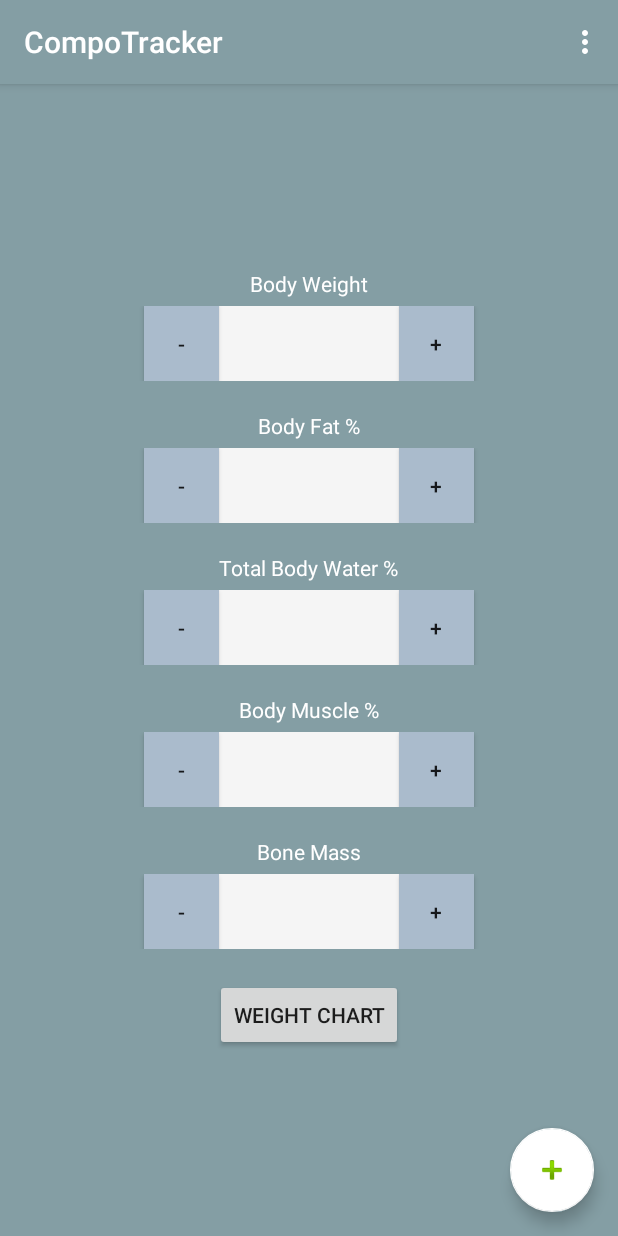
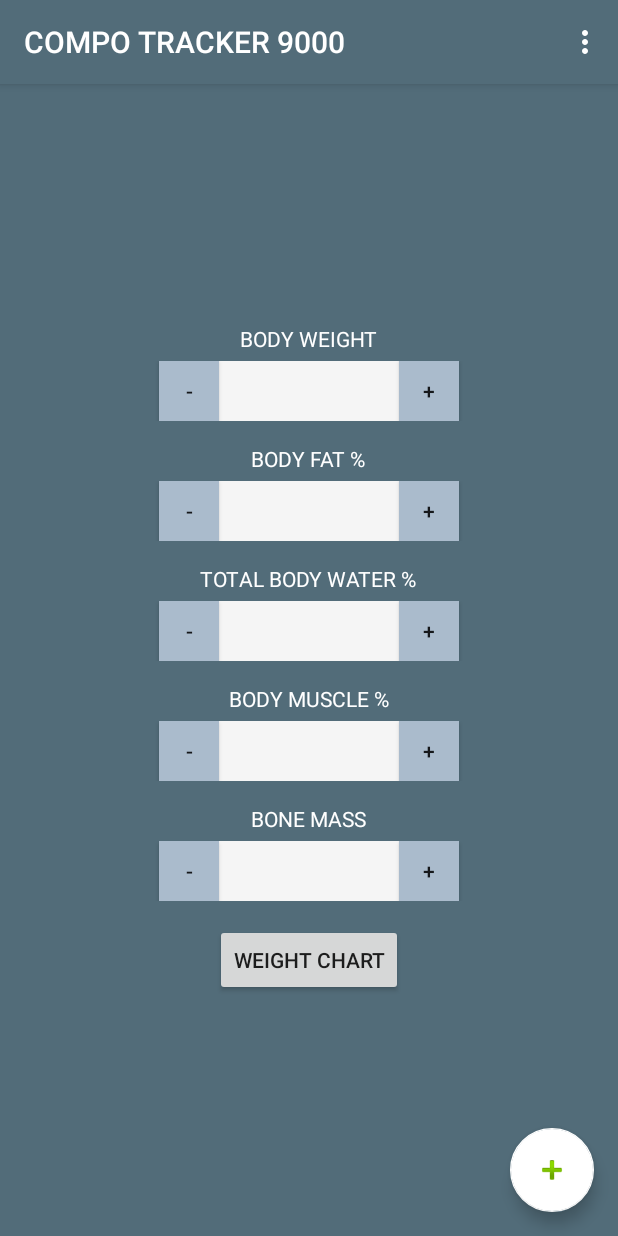
Before and after one commit to rhartvik/CompoTracker, an Android app: the screen it shows after launch (MainActivity), on a phone screen of 412 x 824 dp. Run offline under Robolectric (Android 15) with nearby library versions, the phone set to English and light mode, and no system bars.

Commit message:
Forced portrait orientation on may page. Changed font color. Changed font size. Adjusted editText height Changed background color.

```diff
--- a/app/src/main/AndroidManifest.xml
+++ b/app/src/main/AndroidManifest.xml
@@ -11,7 +11,8 @@
         <activity
             android:name=".Activities.MainActivity"
             android:label="@string/app_name"
-            android:theme="@style/AppTheme.NoActionBar">
+            android:theme="@style/AppTheme.NoActionBar"
+            android:screenOrientation="portrait">
             <intent-filter>
                 <action android:name="android.intent.action.MAIN" />
 
--- a/app/src/main/res/layout/number_picker.xml
+++ b/app/src/main/res/layout/number_picker.xml
@@ -2,7 +2,7 @@
 
 <LinearLayout xmlns:android="http://schemas.android.com/apk/res/android"
     android:layout_width="match_parent"
-    android:layout_height="wrap_content"
+    android:layout_height="@dimen/number_picker_height"
     android:gravity="center_horizontal">
 
     <Button
@@ -22,7 +22,9 @@
         android:id="@+id/number_picker_field"
         android:background="@color/material_grey_100"
         android:layout_gravity="center_horizontal"
-        android:gravity="center_horizontal|center_vertical"/>
+        android:gravity="center_horizontal|center_vertical"
+        android:textSize="@dimen/input_field_text_size"
+        android:textColor="@color/textcolor"/>
 
     <Button
         android:layout_width="@dimen/number_picker_width"
--- a/app/src/main/res/values/colors.xml
+++ b/app/src/main/res/values/colors.xml
@@ -1,7 +1,7 @@
 <?xml version="1.0" encoding="utf-8"?>
 <resources>
-    <color name="colorPrimary">#849ea4</color>
-    <color name="colorPrimaryDark">#303F9F</color>
+    <color name="colorPrimary">#526c79</color>
+    <color name="colorPrimaryDark">#526c79</color>
     <color name="colorAccent">#FF4081</color>
     <color name="colorTotal">#996633</color>
     <color name="colorFat">#ffaa00</color>
@@ -10,4 +10,5 @@
     <color name="colorBone">#e6e6ff</color>
     <color name="white">#FFFFFF</color>
     <color name="buttoncolour">#aabbcc</color>
+    <color name="textcolor">#48535e</color>
 </resources>
--- a/app/src/main/res/values/dimens.xml
+++ b/app/src/main/res/values/dimens.xml
@@ -4,8 +4,9 @@
     <dimen name="activity_vertical_margin">16dp</dimen>
     <dimen name="fab_margin">16dp</dimen>
     <dimen name="under_input_title_margin">5dp</dimen>
-    <dimen name="under_input_field_margin">20dp</dimen>
-    <dimen name="number_picker_height">50dp</dimen>
-    <dimen name="number_picker_width">50dp</dimen>
+    <dimen name="under_input_field_margin">15dp</dimen>
+    <dimen name="number_picker_height">40dp</dimen>
+    <dimen name="number_picker_width">40dp</dimen>
+    <dimen name="input_field_text_size">25sp</dimen>
 
 </resources>
--- a/app/src/main/res/values/strings.xml
+++ b/app/src/main/res/values/strings.xml
@@ -1,27 +1,27 @@
 <resources>
-    <string name="app_name">CompoTracker</string>
+    <string name="app_name">COMPO TRACKER 9000</string>
     <string name="action_settings">Settings</string>
     <string name="plus_symbol">+</string>
     <string name="minus_symbol">-</string>
-    <string name="view_weight_chart">Weight Chart</string>
-    <string name="view_percent_chart">Percent Chart</string>
-    <string name="title_activity_weight_chart">WeightChartActivity</string>
+    <string name="view_weight_chart">WEIGHT CHART</string>
+    <string name="view_percent_chart">PERCENT CHART</string>
+    <string name="title_activity_weight_chart">WEIGHT CHART</string>
     <string name="weight_entry_plaintext">
         At %1$s: Body Weight (%2$.1f) Fat(%3$.1f) Water (%4$.1f) Muscle (%5$.1f) Bone (%6$.1f)
     </string>
     <string name="weight_entry_plaintext_short">
         %1$s: \tBW: %2$.1f \tF:%3$.1f \tW:%4$.1f \tM:%5$.1f \tB:%6$.1f\n
     </string>
-    <string name="muscle_percent">Body Muscle %</string>
-    <string name="total_body_water">Total Body Water %</string>
-    <string name="body_fat_percent">Body Fat %</string>
-    <string name="body_weight">Body Weight</string>
+    <string name="muscle_percent">BODY MUSCLE %</string>
+    <string name="total_body_water">TOTAL BODY WATER %</string>
+    <string name="body_fat_percent">BODY FAT %</string>
+    <string name="body_weight">BODY WEIGHT</string>
     <string name="compo_tracker_1_0">Compo Tracker 1.0</string>
-    <string name="bone_mass">Bone Mass</string>
-    <string name="fat_mass">Fat Mass</string>
-    <string name="water_weight">Water Weight</string>
-    <string name="muscle_mass">Muscle Mass</string>
-    <string name="weight_chart">Weight Chart</string>
-    <string name="percent_chart">Percent Chart</string>
+    <string name="bone_mass">BONE MASS</string>
+    <string name="fat_mass">FAT MASS</string>
+    <string name="water_weight">WATER WEIGHT</string>
+    <string name="muscle_mass">MUSCLE MASS</string>
+    <string name="weight_chart">WEIGHT CHART</string>
+    <string name="percent_chart">PERCENT CHART</string>
     <string name="title_activity_percent_chart">Percent Chart</string>
 </resources>
```
Also changed, not shown: app/src/main/res/layout/content_main.xml (+5 -5 lines).
